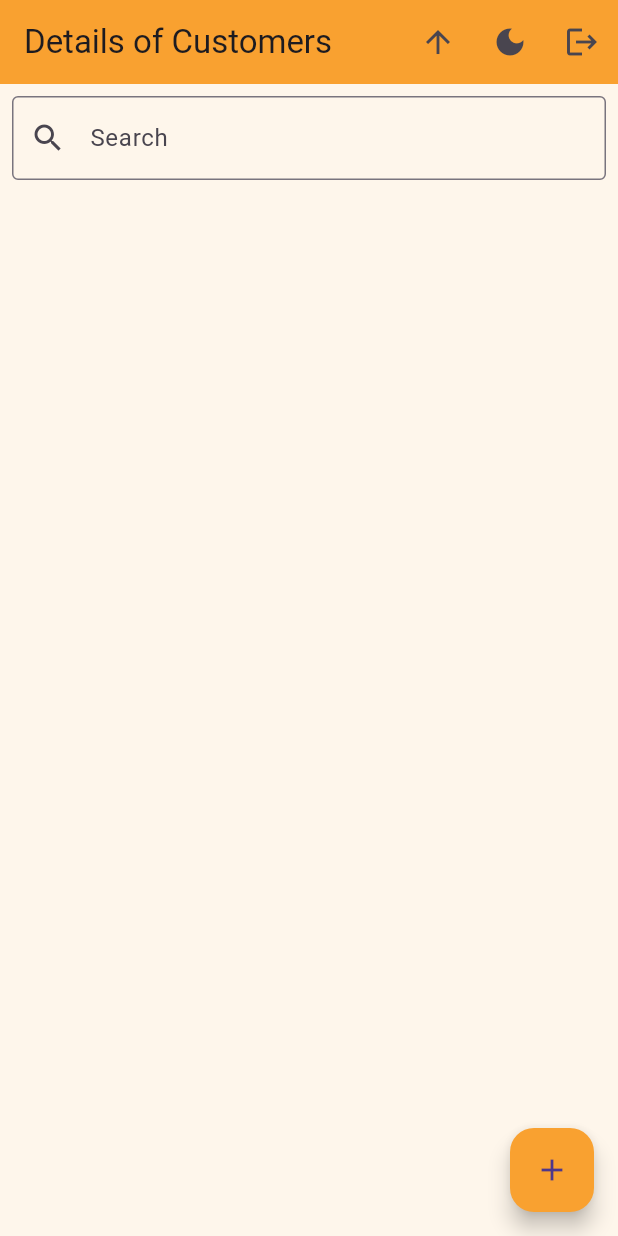
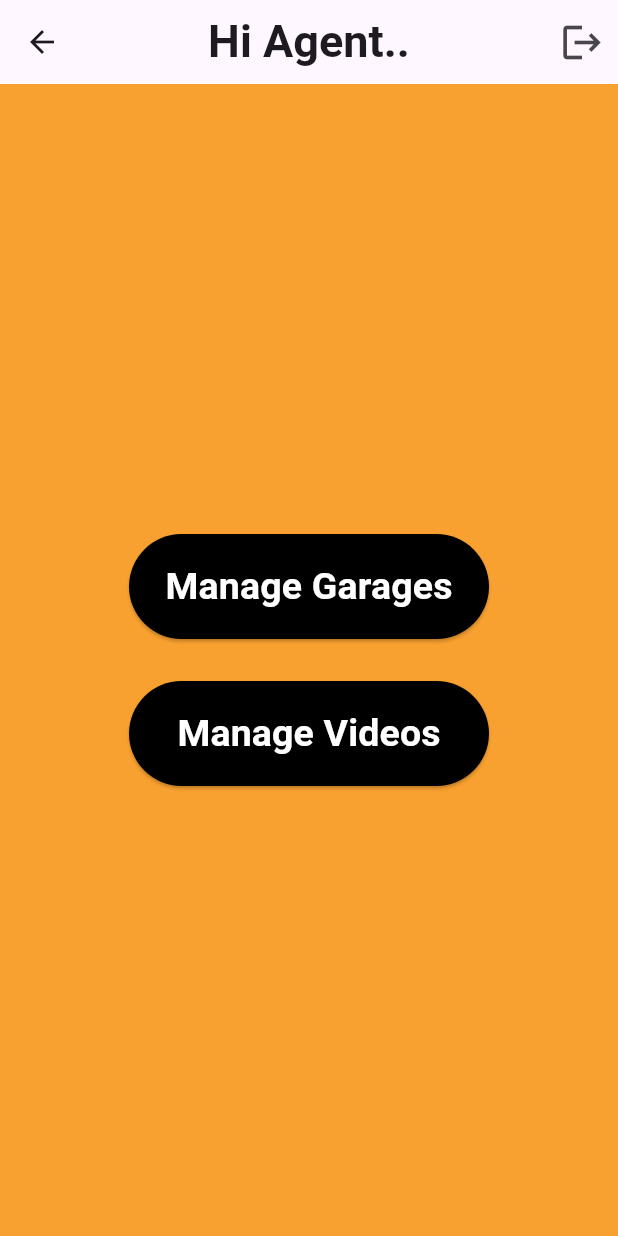
Before and after one commit to ashensasanka/InsureEase, a Flutter app: the UserAuthPage screen opened directly, on a phone screen of 412 x 824 dp. Run offline on Flutter 3.47's test engine with Material 3 defaults, Android fonts, the phone set to English and light mode, and no system bars; our stand-ins replace animated_bottom_navigation_bar, cloud_firestore, dash_chat_2, firebase_auth, firebase_core, firebase_storage and 5 more; missing offline and left inert: chat_gpt_sdk; accounts and stored records are empty.

Commit message:
Fifth commit

```diff
--- a/lib/auth_pages/user_auth.dart
+++ b/lib/auth_pages/user_auth.dart
@@ -6,6 +6,7 @@ import '../login_register_page/user_loginorregister_page.dart';
 import '../pages/claim_agent_page.dart';
 import '../pages/customer_root_page.dart';
 import '../screens/admin_page.dart';
+import '../screens/claims_agent_page.dart';
 
 class UserAuthPage extends StatefulWidget {
   final String userType;
@@ -38,7 +39,7 @@ class _UserAuthPageState extends State<UserAuthPage> {
                       return const AdminPage();
                     }
                     else {
-                      return const ClaimAgentPage();
+                      return const ClaimsAgentPage();
                       // return const DashBoardDisp();
                     }
                   } else {
--- a/lib/pages/claim_agent_page.dart
+++ b/lib/pages/claim_agent_page.dart
@@ -180,7 +180,7 @@ class _ClaimAgentPageState extends State<ClaimAgentPage> {
       home: Scaffold(
         appBar: AppBar(
           backgroundColor: Color(0xfff9a130),
-          title: Text("Details of Customers"),
+          title: Text("Details of Supplier"),
           actions: [
             IconButton(
               onPressed: () {
@@ -198,25 +198,6 @@ class _ClaimAgentPageState extends State<ClaimAgentPage> {
                 });
               },
               icon: Icon(_isDarkMode ? Icons.light_mode : Icons.dark_mode),
-            ),
-            IconButton(
-              onPressed: () async{
-                try {
-                  await FirebaseAuth.instance.signOut();
-                  // Navigate to the login screen or home screen after sign out
-                  // Example:
-                  Navigator.push(
-                    context,
-                    MaterialPageRoute(
-                      builder: (context) => SelectUserType(),
-                    ),
-                  );
-                } catch (e) {
-                  print('Error signing out: $e');
-                  // Handle signout error
-                }
-              },
-              icon: Icon(Icons.logout),
             ),
           ],
         ),
--- /dev/null
+++ b/lib/screens/claims_agent_page.dart
@@ -0,0 +1,114 @@
+import 'package:app/pages/manage_users.dart';
+import 'package:firebase_auth/firebase_auth.dart';
+import 'package:flutter/material.dart';
+
+import '../pages/claim_agent_page.dart';
+import '../pages/claim_approve_account.dart';
+import '../pages/customer_approve_account.dart';
+import '../pages/manage_company.dart';
+import '../pages/select_user_type.dart';
+import '../pages/update_video_page.dart';
+import 'add_video_page.dart';
+
+class ClaimsAgentPage extends StatefulWidget {
+  const ClaimsAgentPage({super.key});
+
+  @override
+  State<ClaimsAgentPage> createState() => _ClaimsAgentPageState();
+}
+
+class _ClaimsAgentPageState extends State<ClaimsAgentPage> {
+  @override
+  Widget build(BuildContext context) {
+    double x = 240;
+    double y = 70;
+    return Scaffold(
+      backgroundColor: Color(0xfff9a130),
+      appBar: AppBar(
+        title: Text(
+          "Hi Agent..",
+          style: TextStyle(
+            fontWeight: FontWeight.bold,
+            fontSize: 30,
+          ),
+        ),
+        centerTitle: true,
+        actions: [
+          IconButton(
+            onPressed: () async {
+              try {
+                await FirebaseAuth.instance.signOut();
+                Navigator.push(
+                  context,
+                  MaterialPageRoute(
+                    builder: (context) => SelectUserType(),
+                  ),
+                );
+              } catch (e) {
+                print('Error signing out: $e');
+                // Handle signout error
+              }
+            },
+            icon: Icon(Icons.logout,size: 30,),
+          ),
+        ],
+      ),
+      body: Center(
+        child: Column(
+          mainAxisAlignment: MainAxisAlignment.center,
+          children: [
+            //Shop
+            Container(
+              height: y,
+              width: x,
+              child: ElevatedButton(
+                onPressed: () {
+                  Navigator.push(
+                    context,
+                    MaterialPageRoute(builder: (context) => ClaimAgentPage()), // Replace NextPage with the name of your next page widget
+                  );
+                },
+                child: Text(
+                  'Manage Garages',
+                  style: TextStyle(fontWeight: FontWeight.bold,fontSize: 25),
+                ),
+                style: ButtonStyle(
+                  backgroundColor:
+                      MaterialStateProperty.all<Color>(Colors.black),
+                  foregroundColor:
+                      MaterialStateProperty.all<Color>(Colors.white),
+                ),
+              ),
+            ),
+            SizedBox(
+              height: 28,
+            ),
+            //Update Package
+            Container(
+              height: y,
+              width: x,
+              child: ElevatedButton(
+                onPressed: () {
+                  Navigator.push(
+                    context,
+                    MaterialPageRoute(builder: (context) => AddVideoPage()), // Replace NextPage with the name of your next page widget
+                  );
+                },
+                child: Text(
+                  'Manage Videos',
+                  style: TextStyle(fontWeight: FontWeight.bold,fontSize: 25),
+                ),
+                style: ButtonStyle(
+                  backgroundColor:
+                      MaterialStateProperty.all<Color>(Colors.black),
+                  foregroundColor:
+                      MaterialStateProperty.all<Color>(Colors.white),
+                ),
+              ),
+            ),
+          ],
+        ),
+      ),
+    );
+  }
+}
```
